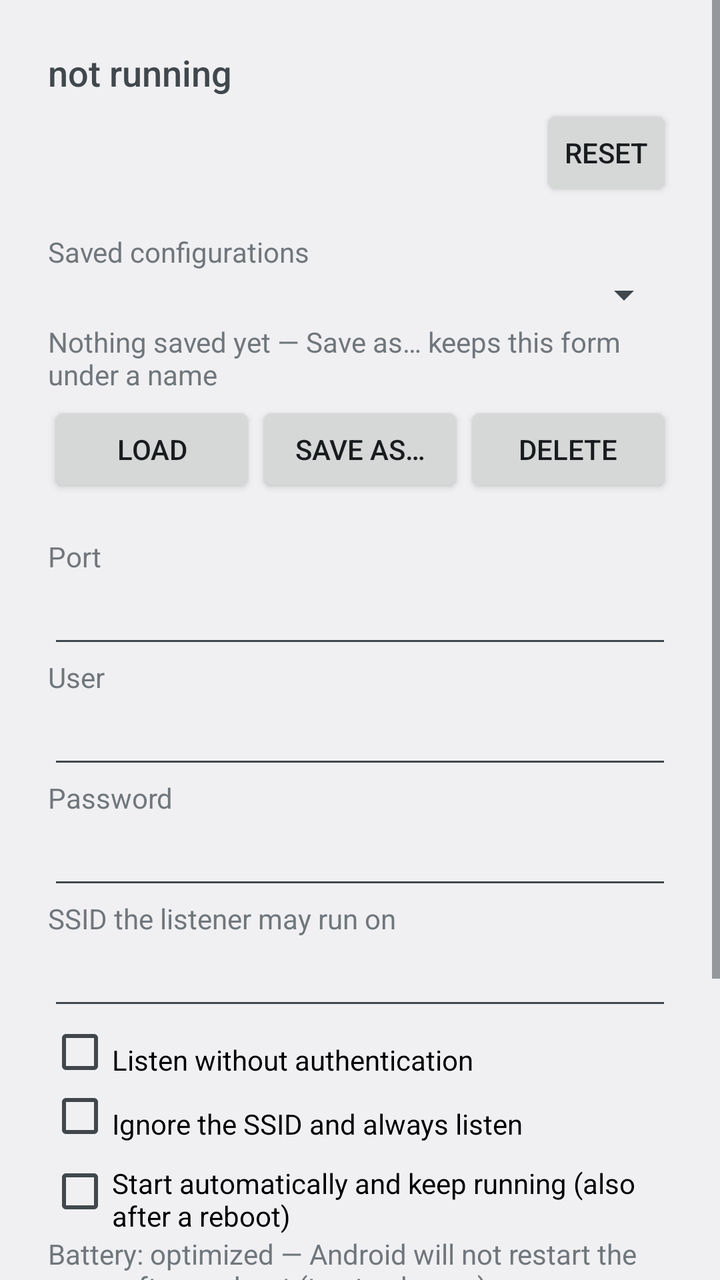
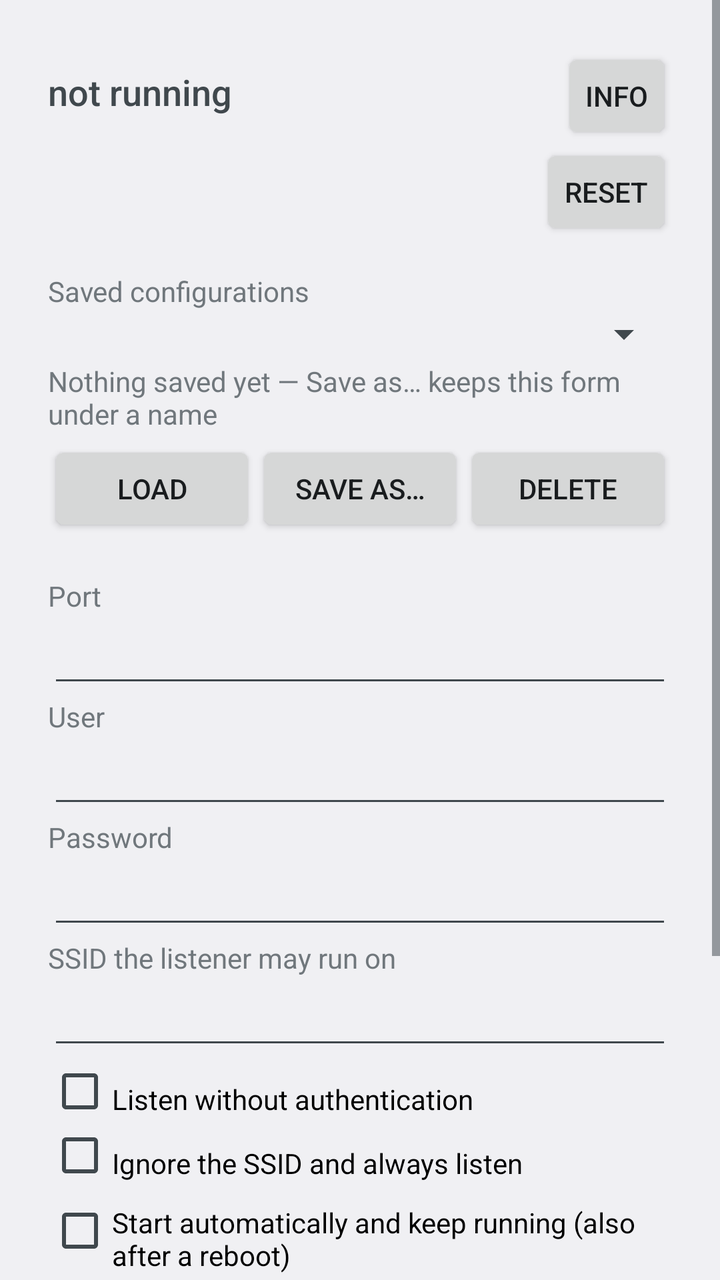

The first picture is an Android layout as it rendered before a commit; the second is the same layout after the commit. The layout source and the unified diff follow.
<!-- AndroidManifest.xml: activity theme AppTheme -->
<!-- res/layout/activity_main.xml -->
<?xml version="1.0" encoding="utf-8"?>
<ScrollView xmlns:android="http://schemas.android.com/apk/res/android"
    android:layout_width="match_parent"
    android:layout_height="match_parent"
    android:fillViewport="true">

    <LinearLayout
        android:layout_width="match_parent"
        android:layout_height="wrap_content"
        android:orientation="vertical"
        android:padding="24dp">

        
        <TextView
            android:id="@+id/status"
            android:layout_width="match_parent"
            android:layout_height="wrap_content"
            android:paddingBottom="4dp"
            android:text="@string/status_unknown"
            android:textAppearance="?android:attr/textAppearanceMedium" />

        
        <LinearLayout
            android:layout_width="match_parent"
            android:layout_height="wrap_content"
            android:gravity="center_vertical"
            android:orientation="horizontal"
            android:paddingBottom="8dp">

            <TextView
                android:id="@+id/active"
                android:layout_width="0dp"
                android:layout_height="wrap_content"
                android:layout_weight="1"
                android:paddingEnd="8dp"
                android:textAppearance="?android:attr/textAppearanceSmall" />

            <Button
                android:id="@+id/reset"
                style="?android:attr/buttonStyleSmall"
                android:layout_width="wrap_content"
                android:layout_height="wrap_content"
                android:text="@string/action_reset" />
        </LinearLayout>

        
        <TextView
            android:layout_width="match_parent"
            android:layout_height="wrap_content"
            android:paddingTop="8dp"
            android:text="@string/label_saved"
            android:textAppearance="?android:attr/textAppearanceSmall" />

        <Spinner
            android:id="@+id/profiles"
            android:layout_width="match_parent"
            android:layout_height="wrap_content" />

        <TextView
            android:id="@+id/profile_summary"
            android:layout_width="match_parent"
            android:layout_height="wrap_content"
            android:paddingTop="2dp"
            android:text="@string/profiles_none"
            android:textAppearance="?android:attr/textAppearanceSmall" />

        <LinearLayout
            android:layout_width="match_parent"
            android:layout_height="wrap_content"
            android:paddingTop="4dp"
            android:orientation="horizontal">

            <Button
                android:id="@+id/load_profile"
                style="?android:attr/buttonStyleSmall"
                android:layout_width="0dp"
                android:layout_height="wrap_content"
                android:layout_weight="1"
                android:text="@string/action_load" />

            <Button
                android:id="@+id/save_profile"
                style="?android:attr/buttonStyleSmall"
                android:layout_width="0dp"
                android:layout_height="wrap_content"
                android:layout_weight="1"
                android:text="@string/action_save_as" />

            <Button
                android:id="@+id/delete_profile"
                style="?android:attr/buttonStyleSmall"
                android:layout_width="0dp"
                android:layout_height="wrap_content"
                android:layout_weight="1"
                android:text="@string/action_delete" />
        </LinearLayout>

        <TextView
            android:layout_width="match_parent"
            android:layout_height="wrap_content"
            android:paddingTop="20dp"
            android:labelFor="@+id/port"
            android:text="@string/label_port" />

        <EditText
            android:id="@+id/port"
            android:layout_width="match_parent"
            android:layout_height="wrap_content"
            android:autofillHints=""
            android:inputType="number" />

        <TextView
            android:layout_width="match_parent"
            android:layout_height="wrap_content"
            android:labelFor="@+id/user"
            android:text="@string/label_user" />

        <EditText
            android:id="@+id/user"
            android:layout_width="match_parent"
            android:layout_height="wrap_content"
            android:autofillHints="username"
            android:inputType="text" />

        <TextView
            android:layout_width="match_parent"
            android:layout_height="wrap_content"
            android:labelFor="@+id/password"
            android:text="@string/label_password" />

        <EditText
            android:id="@+id/password"
            android:layout_width="match_parent"
            android:layout_height="wrap_content"
            android:autofillHints="password"
            android:inputType="textPassword" />

        <TextView
            android:layout_width="match_parent"
            android:layout_height="wrap_content"
            android:labelFor="@+id/ssid"
            android:text="@string/label_ssid" />

        <EditText
            android:id="@+id/ssid"
            android:layout_width="match_parent"
            android:layout_height="wrap_content"
            android:autofillHints=""
            android:inputType="text" />

        <CheckBox
            android:id="@+id/anonymous"
            android:layout_width="match_parent"
            android:layout_height="wrap_content"
            android:paddingTop="8dp"
            android:text="@string/label_anonymous" />

        <CheckBox
            android:id="@+id/any_network"
            android:layout_width="match_parent"
            android:layout_height="wrap_content"
            android:paddingTop="8dp"
            android:text="@string/label_any_network" />

        <CheckBox
            android:id="@+id/auto_start"
            android:layout_width="match_parent"
            android:layout_height="wrap_content"
            android:paddingTop="8dp"
            android:text="@string/label_auto_start" />

        <TextView
            android:id="@+id/battery"
            android:layout_width="match_parent"
            android:layout_height="wrap_content"
            android:paddingBottom="8dp"
            android:text="@string/battery_optimized"
            android:textAppearance="?android:attr/textAppearanceSmall" />

        <CheckBox
            android:id="@+id/adb_wifi"
            android:layout_width="match_parent"
            android:layout_height="wrap_content"
            android:paddingTop="8dp"
            android:text="@string/label_adb_wifi" />

        <TextView
            android:id="@+id/adb_state"
            android:layout_width="match_parent"
            android:layout_height="wrap_content"
            android:paddingTop="2dp"
            android:paddingBottom="8dp"
            android:text="@string/adb_wifi_state_off"
            android:textAppearance="?android:attr/textAppearanceSmall" />

        <TextView
            android:id="@+id/pending"
            android:layout_width="match_parent"
            android:layout_height="wrap_content"
            android:paddingTop="16dp"
            android:text="@string/pending_changes"
            android:textAppearance="?android:attr/textAppearanceSmall"
            android:visibility="gone" />

        <LinearLayout
            android:layout_width="match_parent"
            android:layout_height="wrap_content"
            android:orientation="horizontal"
            android:paddingTop="16dp">

            <Button
                android:id="@+id/start"
                android:layout_width="0dp"
                android:layout_height="wrap_content"
                android:layout_weight="1"
                android:backgroundTint="?android:attr/colorAccent"
                android:text="@string/action_start"
                android:textColor="@android:color/white" />

            <Button
                android:id="@+id/stop"
                android:layout_width="0dp"
                android:layout_height="wrap_content"
                android:layout_weight="1"
                android:text="@string/action_stop" />
        </LinearLayout>
    </LinearLayout>
</ScrollView>
<!-- resources referenced by this layout -->
<resources>
  <string name="action_delete">Delete</string>
  <string name="action_load">Load</string>
  <string name="action_reset">Reset</string>
  <string name="action_save_as">Save as…</string>
  <string name="action_start">Start</string>
  <string name="action_stop">Stop</string>
  <string name="adb_wifi_state_off">Wireless debugging: off — the app turns it on when the phone joins the SSID</string>
  <string name="battery_optimized">Battery: optimized — Android will not restart the proxy after a reboot (tap to change)</string>
  <string name="label_adb_wifi">Turn wireless debugging back on when the phone joins the SSID</string>
  <string name="label_anonymous">Listen without authentication</string>
  <string name="label_any_network">Ignore the SSID and always listen</string>
  <string name="label_auto_start">Start automatically and keep running (also after a reboot)</string>
  <string name="label_password">Password</string>
  <string name="label_port">Port</string>
  <string name="label_saved">Saved configurations</string>
  <string name="label_ssid">SSID the listener may run on</string>
  <string name="label_user">User</string>
  <string name="pending_changes">Not applied yet — press Start</string>
  <string name="profiles_none">Nothing saved yet — Save as… keeps this form under a name</string>
  <string name="status_unknown">not running</string>
  <style name="AppTheme" parent="@android:style/Theme.DeviceDefault.DayNight">
          <item name="android:windowOptOutEdgeToEdgeEnforcement">true</item>
      </style>
</resources>

<!-- the commit's change to res/layout/activity_main.xml (unified diff, before → after) -->
@@ -11,13 +11,28 @@
         android:padding="24dp">
 
         
-        <TextView
-            android:id="@+id/status"
-            android:layout_width="match_parent"
-            android:layout_height="wrap_content"
-            android:paddingBottom="4dp"
-            android:text="@string/status_unknown"
-            android:textAppearance="?android:attr/textAppearanceMedium" />
+        <LinearLayout
+            android:layout_width="match_parent"
+            android:layout_height="wrap_content"
+            android:gravity="center_vertical"
+            android:orientation="horizontal">
+
+            <TextView
+                android:id="@+id/status"
+                android:layout_width="0dp"
+                android:layout_height="wrap_content"
+                android:layout_weight="1"
+                android:paddingBottom="4dp"
+                android:text="@string/status_unknown"
+                android:textAppearance="?android:attr/textAppearanceMedium" />
+
+            <Button
+                android:id="@+id/info"
+                style="?android:attr/buttonStyleSmall"
+                android:layout_width="wrap_content"
+                android:layout_height="wrap_content"
+                android:text="@string/action_info" />
+        </LinearLayout>
 
         
         <LinearLayout
<!-- resource entries referenced after the edit -->
@@ -1,6 +1,7 @@
 <!-- resources referenced by this layout -->
 <resources>
   <string name="action_delete">Delete</string>
+  <string name="action_info">Info</string>
   <string name="action_load">Load</string>
   <string name="action_reset">Reset</string>
   <string name="action_save_as">Save as…</string>
